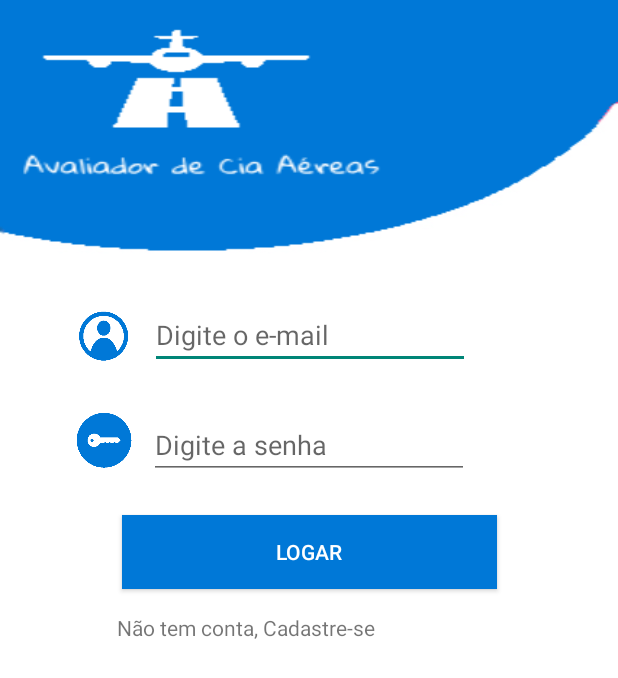
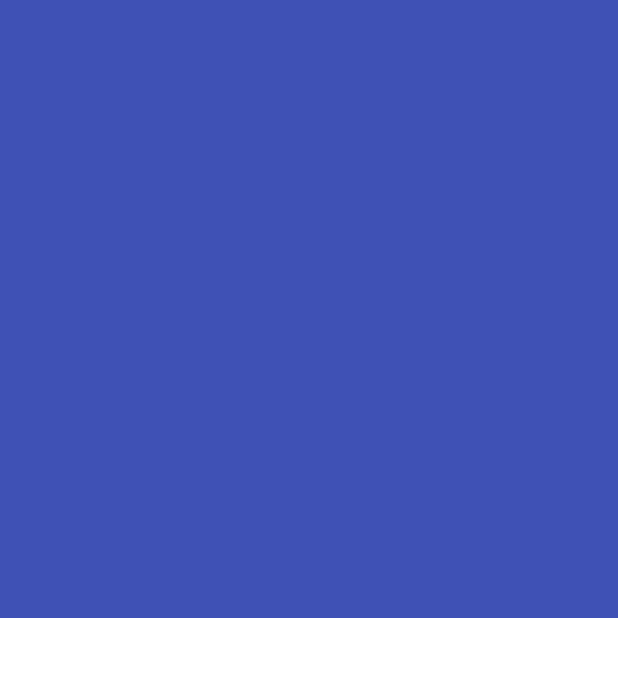
Before and after one commit to jedsonBrito/AvalicaoCiaAereas, an Android app: the screen it shows after launch (MainActivity), on a phone screen of 412 x 824 dp. Shown: the top 678 px of the screen. Run offline under Robolectric (Android 15) with nearby library versions, the phone set to English and light mode, and no system bars.

Commit message:
Tela Login Inicial duas cores background

```diff
--- a/app/src/main/res/layout/activity_main.xml
+++ b/app/src/main/res/layout/activity_main.xml
@@ -7,97 +7,30 @@
     android:background="@android:color/white"
     tools:context=".MainActivity">
 
-    <ImageView
-        android:id="@+id/imageView2"
-        android:layout_width="0dp"
-        android:layout_height="wrap_content"
-        android:scaleType="fitXY"
-        app:layout_constraintEnd_toEndOf="parent"
-        app:layout_constraintStart_toStartOf="parent"
-        app:layout_constraintTop_toTopOf="parent"
-        app:srcCompat="@drawable/topcapa" />
-
-    <EditText
-        android:id="@+id/editText"
-        style="@android:style/Widget.Material.Light.AutoCompleteTextView"
-        android:layout_width="wrap_content"
-        android:layout_height="40dp"
-        android:layout_marginEnd="8dp"
-        android:layout_marginStart="8dp"
-        android:layout_marginTop="36dp"
-        android:ems="10"
-        android:hint="Digite o e-mail"
-        android:inputType="textEmailAddress"
-        android:singleLine="true"
-        app:layout_constraintEnd_toEndOf="parent"
-        app:layout_constraintHorizontal_bias="0.503"
-        app:layout_constraintStart_toStartOf="parent"
-        app:layout_constraintTop_toBottomOf="@+id/imageView2" />
-
-    <ImageView
-        android:id="@+id/imageView3"
-        android:layout_width="40dp"
-        android:layout_height="40dp"
-        android:layout_marginEnd="8dp"
-        android:layout_marginStart="8dp"
-        android:layout_marginTop="36dp"
-        app:layout_constraintEnd_toStartOf="@+id/editText"
-        app:layout_constraintHorizontal_bias="0.931"
-        app:layout_constraintStart_toStartOf="parent"
-        app:layout_constraintTop_toBottomOf="@+id/imageView2"
-        app:srcCompat="@drawable/user" />
-
-    <EditText
-        android:id="@+id/editText2"
+    <android.support.constraint.Guideline
+        android:id="@+id/guideline10"
         android:layout_width="wrap_content"
         android:layout_height="wrap_content"
-        android:layout_marginEnd="8dp"
-        android:layout_marginStart="8dp"
-        android:layout_marginTop="28dp"
-        android:ems="10"
-        android:hint="Digite a senha"
-        android:inputType="textPassword"
-        app:layout_constraintEnd_toEndOf="parent"
-        app:layout_constraintStart_toStartOf="parent"
-        app:layout_constraintTop_toBottomOf="@+id/editText" />
+        android:orientation="horizontal"
+        app:layout_constraintGuide_percent="0.5" />
 
-    <ImageView
-        android:id="@+id/imageView4"
-        android:layout_width="40dp"
-        android:layout_height="40dp"
-        android:layout_marginEnd="8dp"
-        android:layout_marginStart="8dp"
-        android:layout_marginTop="28dp"
-        app:layout_constraintEnd_toStartOf="@+id/editText2"
-        app:layout_constraintHorizontal_bias="0.931"
-        app:layout_constraintStart_toStartOf="parent"
-        app:layout_constraintTop_toBottomOf="@+id/imageView3"
-        app:srcCompat="@drawable/password" />
+    <LinearLayout
+        android:layout_width="0dp"
+        android:layout_height="0dp"
+        android:background="@color/colorPrimary"
+        app:layout_constraintLeft_toLeftOf="parent"
+        app:layout_constraintRight_toRightOf="parent"
+        app:layout_constraintTop_toTopOf="parent"
+        app:layout_constraintBottom_toTopOf="@+id/guideline10"/>
 
-    <Button
-        android:id="@+id/button"
-        android:layout_width="250dp"
-        android:layout_height="49dp"
-        android:layout_marginEnd="8dp"
-        android:layout_marginStart="8dp"
-        android:layout_marginTop="24dp"
-        android:background="#0078d7"
-        android:text="Logar"
-        android:textColor="@android:color/white"
-        app:layout_constraintEnd_toEndOf="parent"
-        app:layout_constraintStart_toStartOf="parent"
-        app:layout_constraintTop_toBottomOf="@+id/editText2" />
+    <LinearLayout
+        android:layout_width="0dp"
+        android:layout_height="0dp"
+        android:background="@color/colorAccent"
+        app:layout_constraintLeft_toLeftOf="parent"
+        app:layout_constraintRight_toRightOf="parent"
+        app:layout_constraintBottom_toBottomOf="parent"
+        app:layout_constraintTop_toBottomOf="@+id/guideline10"/>
 
 
-    <TextView
-        android:id="@+id/textView"
-        android:layout_width="256dp"
-        android:layout_height="18dp"
-        android:layout_marginEnd="8dp"
-        android:layout_marginStart="8dp"
-        android:layout_marginTop="16dp"
-        android:text="Não tem conta, Cadastre-se"
-        app:layout_constraintEnd_toEndOf="parent"
-        app:layout_constraintStart_toStartOf="parent"
-        app:layout_constraintTop_toBottomOf="@+id/button" />
 </android.support.constraint.ConstraintLayout>
--- a/app/src/main/res/values/colors.xml
+++ b/app/src/main/res/values/colors.xml
@@ -2,5 +2,5 @@
 <resources>
     <color name="colorPrimary">#3F51B5</color>
     <color name="colorPrimaryDark">#303F9F</color>
-    <color name="colorAccent">#FF4081</color>
+    <color name="colorAccent">#FFFFFF</color>
 </resources>
```
Also changed, not shown: app/src/main/res/drawable-v24/topcapa.png (deleted).
